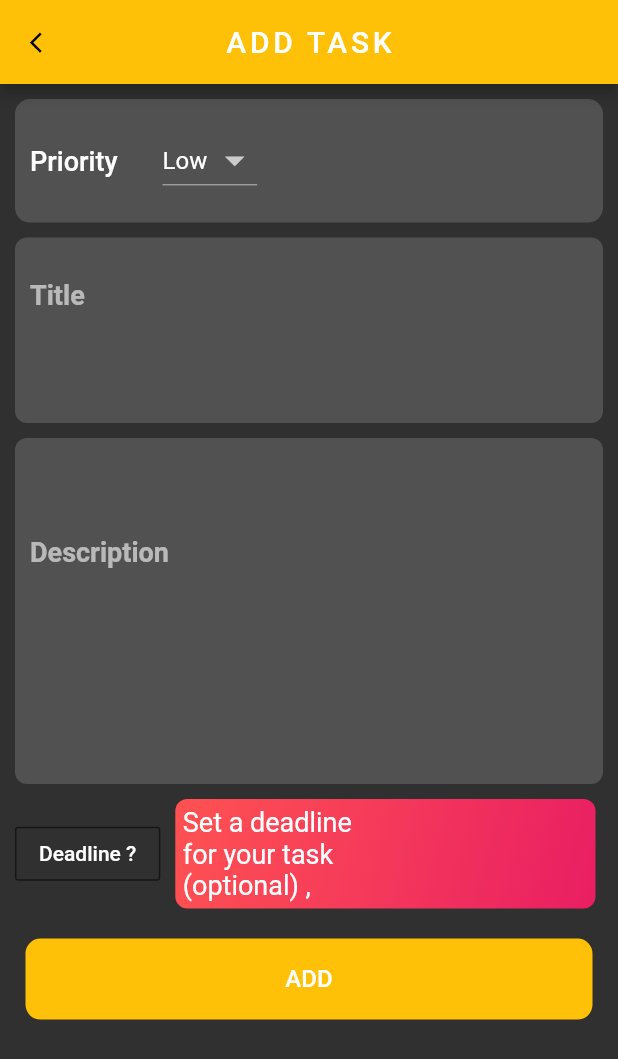
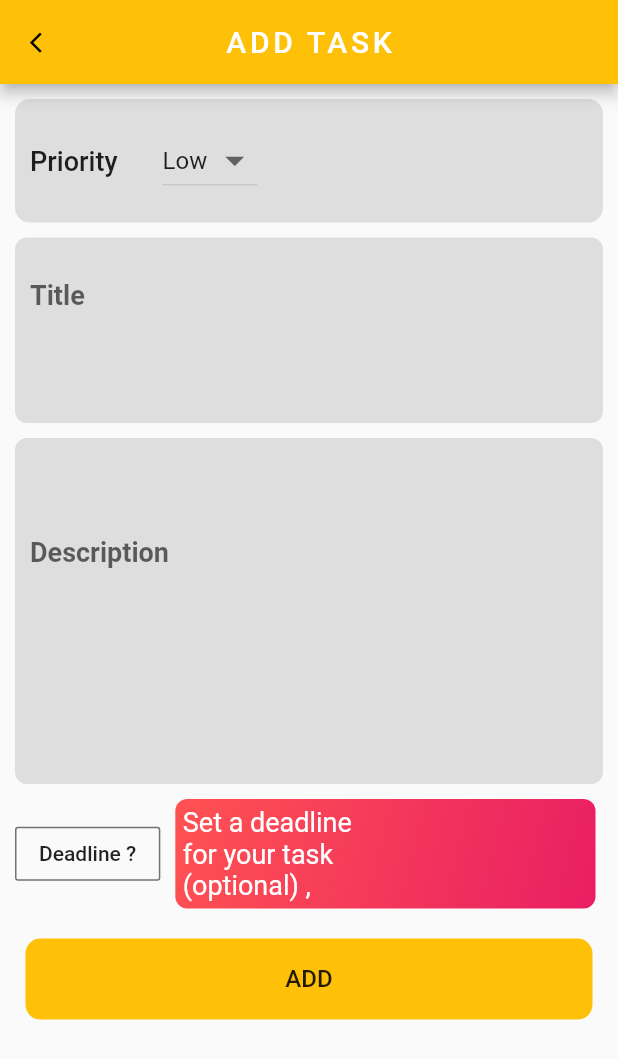
Before and after one commit to ShimronAlakkal/Paperclip, a Flutter app: the screen it shows after launch, after a tap on the "add" icon, on a phone screen of 412 x 824 dp. Shown: the top 1059 px of the screen. Run offline on Flutter 3.47's test engine with Material 2 defaults, Android fonts, the phone set to English and light mode, and no system bars; our stand-ins replace shared_preferences, sqflite; accounts and stored records are empty.

Commit message:
finishing touches for v1

```diff
--- a/lib/main.dart
+++ b/lib/main.dart
@@ -12,7 +12,7 @@ Future<void> main() async {
           return MaterialApp(
             debugShowCheckedModeBanner: false,
             theme: notifier.darkTheme == true ? dark : light,
-            title: 'Stellar Notes',
+            title: 'Paperclip',
             home: Notelist(),
           );
         },
--- a/lib/screens/notelist.dart
+++ b/lib/screens/notelist.dart
@@ -57,7 +57,8 @@ class _NotelistState extends State<Notelist> {
     );
   }
 
-  ListView getListView() {
+  Widget getListView() {
+    if (notes.length >= 1) {
       return ListView.builder(
         itemCount: notes.length,
         itemBuilder: (BuildContext context, int index) {
@@ -137,6 +138,28 @@ class _NotelistState extends State<Notelist> {
           );
         },
       );
+    } else {
+      return Center(
+        child: Column(
+          crossAxisAlignment: CrossAxisAlignment.center,
+          mainAxisAlignment: MainAxisAlignment.center,
+          children: [
+            Image.asset('images/clip-min.png'),
+            Padding(
+              padding: const EdgeInsets.only(top: 15.0),
+              child: Text(
+                'Enter a note to view here',
+                style: TextStyle(
+                  letterSpacing: 2,
+                  color: Colors.amber,
+                  fontWeight: FontWeight.bold,
+                ),
+              ),
+            ),
+          ],
+        ),
+      );
+    }
   }
 
   void getToEdit(
--- a/lib/utils/themeData.dart
+++ b/lib/utils/themeData.dart
@@ -20,7 +20,7 @@ class ThemeNotifier extends ChangeNotifier {
   bool get darkTheme => _darkTheme;
 
   ThemeNotifier() {
-    _darkTheme = true;
+    _darkTheme = false;
     _loadFromPrefs();
   }
 
@@ -37,7 +37,7 @@ class ThemeNotifier extends ChangeNotifier {
 
   _loadFromPrefs() async {
     await _initPrefs();
-    _darkTheme = _preferences.getBool(key) ?? true;
+    _darkTheme = _preferences.getBool(key) ?? false;
     notifyListeners();
   }
 
```
Lines whose indentation alone changed are shown as unchanged.
